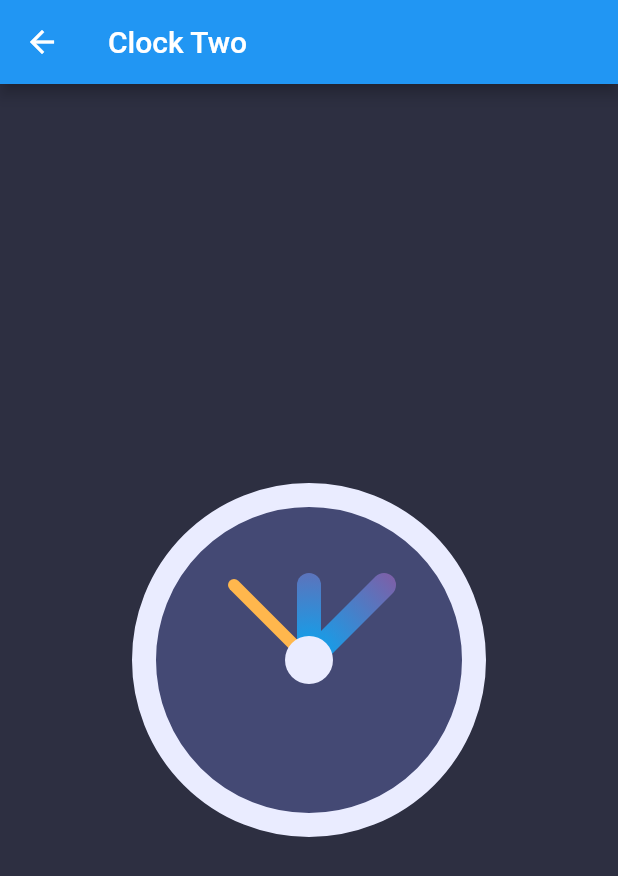
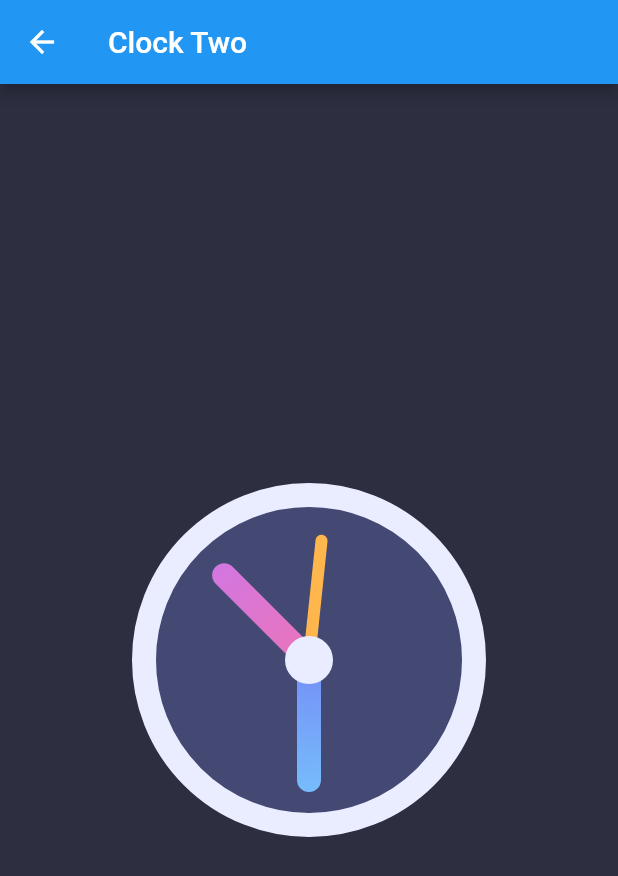
Before and after one commit to brunozupp/clock_painter, a Flutter app: the screen it shows after launch, after a tap on "Clock Two", on a phone screen of 412 x 824 dp. Shown: the top 876 px of the screen. Run offline on Flutter 3.47's test engine with Material 2 defaults, Android fonts, the phone set to English and light mode, and no system bars; our stand-ins replace timer_builder.

Commit message:
Funcionando a movimentação das setas do relogio

```diff
--- a/lib/pages/clock_two/clock_two_page.dart
+++ b/lib/pages/clock_two/clock_two_page.dart
@@ -7,12 +7,12 @@ class ClockTwoPage extends StatelessWidget {
   @override
   Widget build(BuildContext context) {
     return Scaffold(
+      backgroundColor: Color(0xFF2D2F41),
       appBar: AppBar(
         title: const Text("Clock Two"),
       ),
       body: Container(
         alignment: Alignment.center,
-        color: Color(0xFF2D2F41),
         child: const ClockTwoWidget(),
       ),
     );
--- a/lib/pages/clock_two/painters/clock_two_painter.dart
+++ b/lib/pages/clock_two/painters/clock_two_painter.dart
@@ -3,6 +3,15 @@ import 'dart:math';
 import 'package:flutter/material.dart';
 
 class ClockTwoPainter extends CustomPainter {
+
+  final DateTime date;
+
+  ClockTwoPainter({
+    required this.date,
+  });
+
+  // Vai 60 segundos para completar 360 graus -> 1 sec = 6 graus
+  // Vai 12 horas para completar 360 graus -> 1 hora = 30 graus -> 1 min -> 0.5 graus
 
   @override
   void paint(Canvas canvas, Size size) {
@@ -30,13 +39,11 @@ class ClockTwoPainter extends CustomPainter {
       ..style = PaintingStyle.stroke
       ..strokeCap = StrokeCap.round;
 
-    canvas.drawLine(center, Offset(100,100), secHandBrush);
-
     final minHandBrush = Paint()
       ..shader = const RadialGradient(
         colors: [
-          Colors.lightBlue,
-          Colors.pink,
+          Color(0xFF748EF6),
+          Color(0xFF77DDFF),
         ]
       ).createShader(Rect.fromCircle(
         center: center,
@@ -46,13 +53,11 @@ class ClockTwoPainter extends CustomPainter {
       ..style = PaintingStyle.stroke
       ..strokeCap = StrokeCap.round;
 
-    canvas.drawLine(center, Offset(150,100), minHandBrush);
-
     final hourHandBrush = Paint()
       ..shader = const RadialGradient(
         colors: [
-          Colors.lightBlue,
-          Colors.pink,
+          Color(0xFFEA74BA),
+          Color(0xFFC279FB),
         ]
       ).createShader(Rect.fromCircle(
         center: center,
@@ -62,7 +67,17 @@ class ClockTwoPainter extends CustomPainter {
       ..style = PaintingStyle.stroke
       ..strokeCap = StrokeCap.round;
 
-    canvas.drawLine(center, Offset(200,100), hourHandBrush);
+    final hourHandX = centerX + 80 * cos((date.hour * 30 + date.minute * 0.5) * pi / 180);
+    final hourHandY = centerY + 80 * sin((date.hour * 30 + date.minute * 0.5) * pi / 180);
+    canvas.drawLine(center, Offset(hourHandX,hourHandY), hourHandBrush);
+
+    final minHandX = centerX + 80 * cos(date.minute * 6 * pi / 180);
+    final minHandY = centerY + 80 * sin(date.minute * 6 * pi / 180);
+    canvas.drawLine(center, Offset(minHandX,minHandY), minHandBrush);
+
+    final secHandX = centerX + 80 * cos(date.second * 6 * pi / 180);
+    final secHandY = centerY + 80 * sin(date.second * 6 * pi / 180);
+    canvas.drawLine(center, Offset(secHandX,secHandY), secHandBrush);
 
     final centerFillBrush = Paint()
       ..color = const Color(0xFFEAECFF);
@@ -71,6 +86,6 @@ class ClockTwoPainter extends CustomPainter {
   }
 
   @override
-  bool shouldRepaint(covariant CustomPainter oldDelegate) => false;
+  bool shouldRepaint(covariant CustomPainter oldDelegate) => true;
 
 }
--- a/lib/pages/clock_two/widgets/clock_two_widget.dart
+++ b/lib/pages/clock_two/widgets/clock_two_widget.dart
@@ -1,3 +1,6 @@
+import 'dart:async';
+import 'dart:math';
+
 import 'package:clock_painter/pages/clock_two/painters/clock_two_painter.dart';
 import 'package:flutter/material.dart';
 
@@ -9,13 +12,43 @@ class ClockTwoWidget extends StatefulWidget {
 }
 
 class _ClockTwoWidgetState extends State<ClockTwoWidget> {
+
+  DateTime currentTime = DateTime.now();
+
+  late Timer timer;
+
+  @override
+  void initState() {
+
+    super.initState();
+
+    timer = Timer.periodic(const Duration(seconds: 1), (timer) {
+      setState(() {
+        currentTime = currentTime.add(const Duration(seconds: 1));
+      });
+    });
+  }
+
+  @override
+  void dispose() {
+
+    timer.cancel();
+
+    super.dispose();
+  }
+
   @override
   Widget build(BuildContext context) {
-    return Container(
+    return SizedBox(
       width: 300,
       height: 300,
-      child: CustomPaint(
-        painter: ClockTwoPainter(),
+      child: Transform.rotate(
+        angle: -pi / 2,
+        child: CustomPaint(
+          painter: ClockTwoPainter(
+            date: currentTime,
+          ),
+        ),
       ),
     );
   }
```
